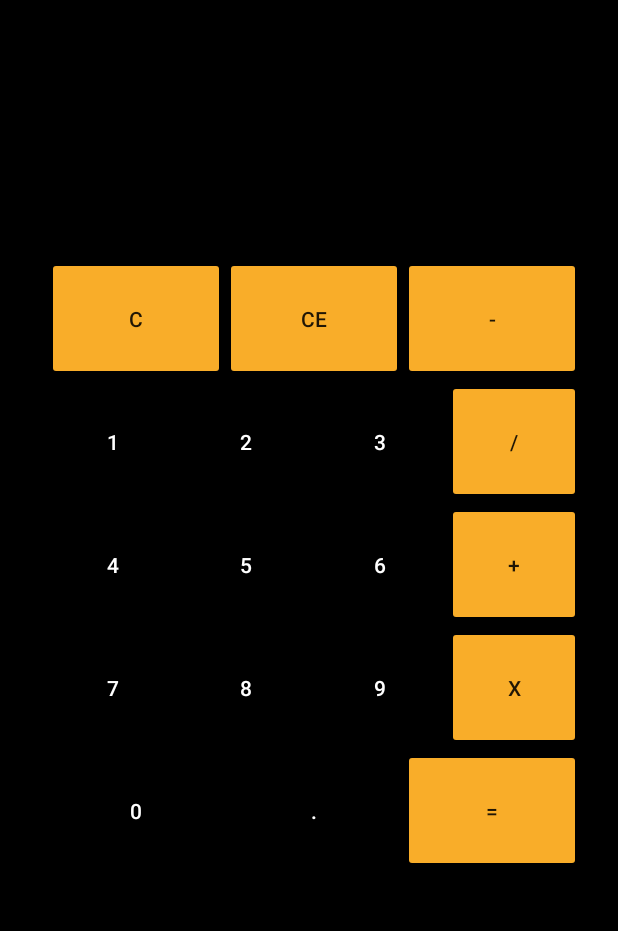
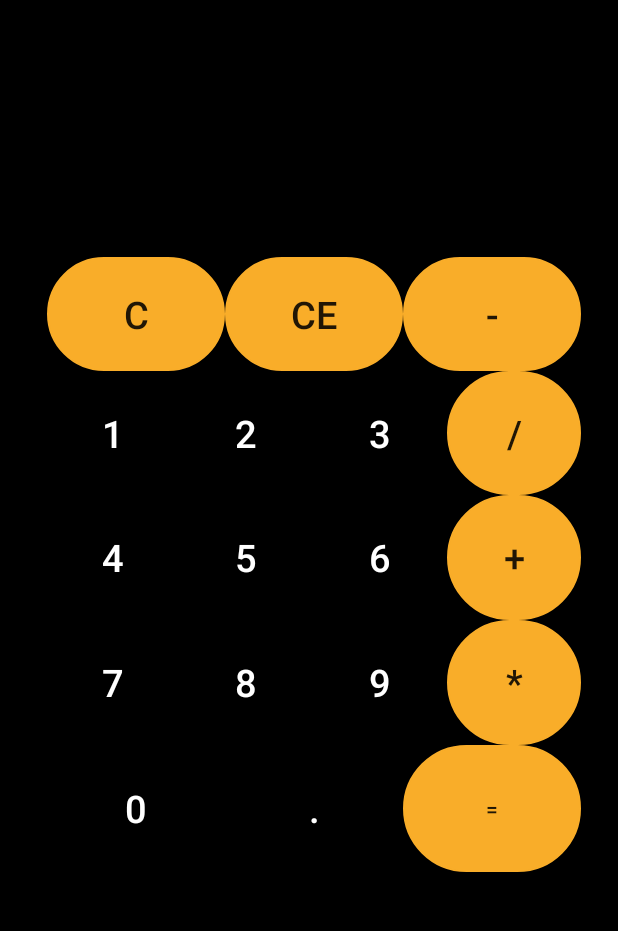
Before and after one commit to XzRaulzX/Calculadora, an Android app: the screen it shows after launch (MainActivity), on a phone screen of 412 x 824 dp, the part 84-1015 px from its top. Run offline under Robolectric (Android 15) with nearby library versions, the phone set to English and light mode, and no system bars.

Commit message:
Estilo final

```diff
--- a/src/main/java/hl/t1/ejemplo05/MainActivity.java
+++ b/src/main/java/hl/t1/ejemplo05/MainActivity.java
@@ -7,7 +7,7 @@ import android.view.View;
 import android.widget.Button;
 import android.widget.EditText;
 import android.widget.TextView;
-
+//Raul Antonio Serra 2º DAM
 public class MainActivity extends AppCompatActivity {
     EditText resultado;
     double n1=0;
--- /dev/null
+++ b/src/main/res/drawable/boton_estilo.xml
@@ -0,0 +1,17 @@
+<?xml version="1.0" encoding="utf-8"?>
+<selector xmlns:android="http://schemas.android.com/apk/res/android">
+    <shape
+        xmlns:android="http://schemas.android.com/apk/res/android"
+        android:shape="rectangle" >
+        <!-- Le daremos un radio de 5dp-->
+        <corners
+            android:radius="15dp"/>
+        <!--Establecemos el color de fondo-->
+        <solid
+            android:color="@android:color/black" />
+        <!--Establecemos el ancho de la línea y el color de la misma-->
+        <stroke
+            android:width="1dip"
+            android:color="@android:color/white"/>
+    </shape>
+</selector>
--- /dev/null
+++ b/src/main/res/drawable/botonstyle.xml
@@ -0,0 +1,13 @@
+<?xml version="1.0" encoding="utf-8"?>
+<selector xmlns:android="http://schemas.android.com/apk/res/android">
+
+    <item >
+        <shape xmlns:android="http://schemas.android.com/apk/res/android"
+            android:shape="rectangle">
+            <solid android:color="@color/purple_500"/>
+            <corners android:radius="300dp"/>
+            <stroke android:width="1dp"
+                android:color="@color/teal_200"/>
+        </shape>
+    </item>
+</selector>
--- a/src/main/res/layout/activity_main.xml
+++ b/src/main/res/layout/activity_main.xml
@@ -24,12 +24,14 @@
             android:layout_weight="1">
 
             <Button
+                android:background="@drawable/botonstyle"
                 android:id="@+id/btnf"
                 android:layout_width="wrap_content"
                 android:layout_height="match_parent"
                 android:layout_weight="1"
                 android:backgroundTint="#F9AD29"
                 android:onClick="limpiar"
+                android:textSize="25dp"
                 android:text="C" />
 
             <Button
@@ -39,6 +41,8 @@
                 android:layout_weight="1"
                 android:backgroundTint="#F9AD29"
                 android:onClick="restart"
+                android:textSize="25dp"
+                android:background="@drawable/botonstyle"
                 android:text="CE" />
 
             <Button
@@ -48,6 +52,8 @@
                 android:layout_weight="1"
                 android:backgroundTint="#F9AD29"
                 android:onClick="restar"
+                android:textSize="25dp"
+                android:background="@drawable/botonstyle"
                 android:text="-" />
 
         </TableRow>
@@ -65,6 +71,7 @@
                 android:backgroundTint="#000000"
                 android:onClick="escribiruno"
                 android:text="1"
+                android:textSize="25dp"
                 android:textColor="@color/white" />
 
             <Button
@@ -75,6 +82,7 @@
                 android:backgroundTint="#000000"
                 android:onClick="escribirdos"
                 android:text="2"
+                android:textSize="25dp"
                 android:textColor="@color/white" />
 
             <Button
@@ -85,6 +93,7 @@
                 android:backgroundTint="#000000"
                 android:onClick="escribirtres"
                 android:text="3"
+                android:textSize="25dp"
                 android:textColor="@color/white" />
 
             <Button
@@ -94,6 +103,8 @@
                 android:layout_weight="1"
                 android:backgroundTint="#F9AD29"
                 android:onClick="dividir"
+                android:textSize="25dp"
+                android:background="@drawable/botonstyle"
                 android:text="/" />
         </TableRow>
 
@@ -110,6 +121,7 @@
                 android:backgroundTint="#000000"
                 android:onClick="escribircuatro"
                 android:text="4"
+                android:textSize="25dp"
                 android:textColor="@color/white" />
 
             <Button
@@ -120,6 +132,7 @@
                 android:backgroundTint="#000000"
                 android:onClick="escribircinco"
                 android:text="5"
+                android:textSize="25dp"
                 android:textColor="@color/white" />
 
             <Button
@@ -130,6 +143,7 @@
                 android:backgroundTint="#000000"
                 android:onClick="escribirseis"
                 android:text="6"
+                android:textSize="25dp"
                 android:textColor="@color/white" />
 
             <Button
@@ -139,6 +153,8 @@
                 android:layout_weight="1"
                 android:backgroundTint="#F9AD29"
                 android:onClick="sumar"
+                android:background="@drawable/botonstyle"
+                android:textSize="25dp"
                 android:text="+" />
 
         </TableRow>
@@ -156,6 +172,7 @@
                 android:backgroundTint="#000000"
                 android:onClick="escribirsiete"
                 android:text="7"
+                android:textSize="25dp"
                 android:textColor="@color/white" />
 
             <Button
@@ -166,6 +183,7 @@
                 android:backgroundTint="#000000"
                 android:onClick="escribirocho"
                 android:text="8"
+                android:textSize="25dp"
                 android:textColor="@color/white" />
 
             <Button
@@ -176,6 +194,7 @@
                 android:backgroundTint="#000000"
                 android:onClick="escribirnueve"
                 android:text="9"
+                android:textSize="25dp"
                 android:textColor="@color/white" />
 
             <Button
@@ -185,7 +204,9 @@
                 android:layout_weight="1"
                 android:backgroundTint="#F9AD29"
                 android:onClick="multiplicar"
-                android:text="X" />
+                android:background="@drawable/botonstyle"
+                android:textSize="25dp"
+                android:text="*" />
 
 
         </TableRow>
@@ -202,6 +223,7 @@
                 android:backgroundTint="#000000"
                 android:onClick="escribircero"
                 android:text="0"
+                android:textSize="25dp"
                 android:textColor="@color/white" />
 
             <Button
@@ -212,6 +234,7 @@
                 android:backgroundTint="#000000"
                 android:onClick="escribircoma"
                 android:text="."
+                android:textSize="25dp"
                 android:textColor="@color/white" />
 
             <Button
@@ -221,6 +244,7 @@
                 android:layout_weight="1"
                 android:backgroundTint="#F9AD29"
                 android:onClick="igual"
+                android:background="@drawable/botonstyle"
                 android:text="=" />
 
         </TableRow>
```
